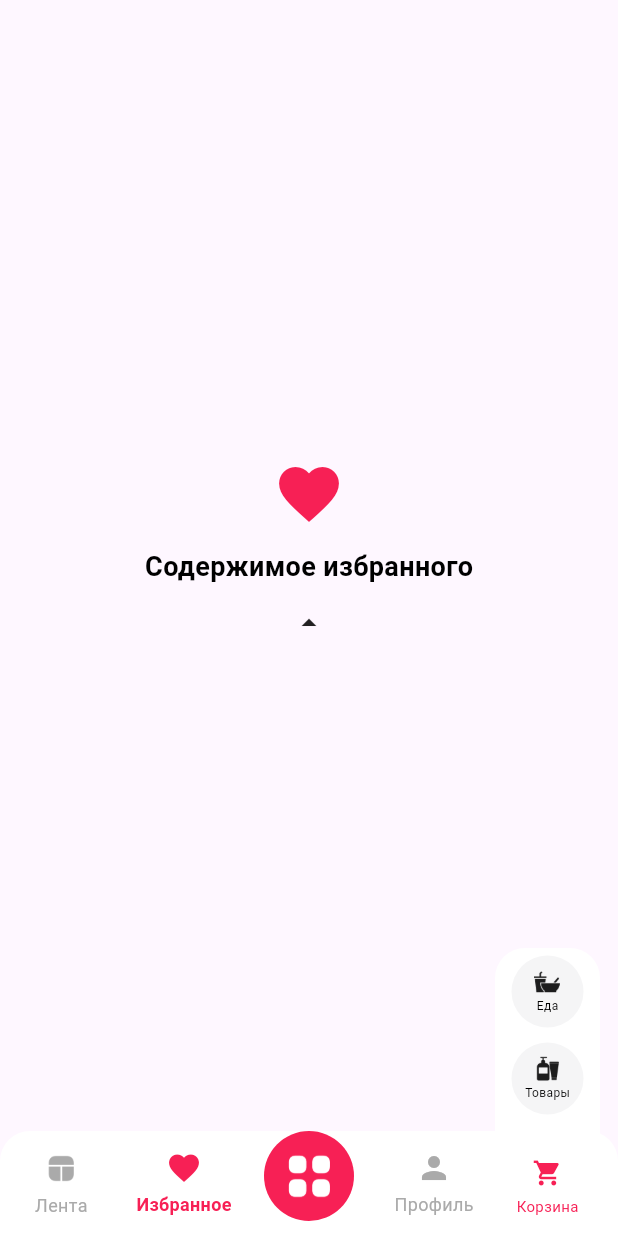
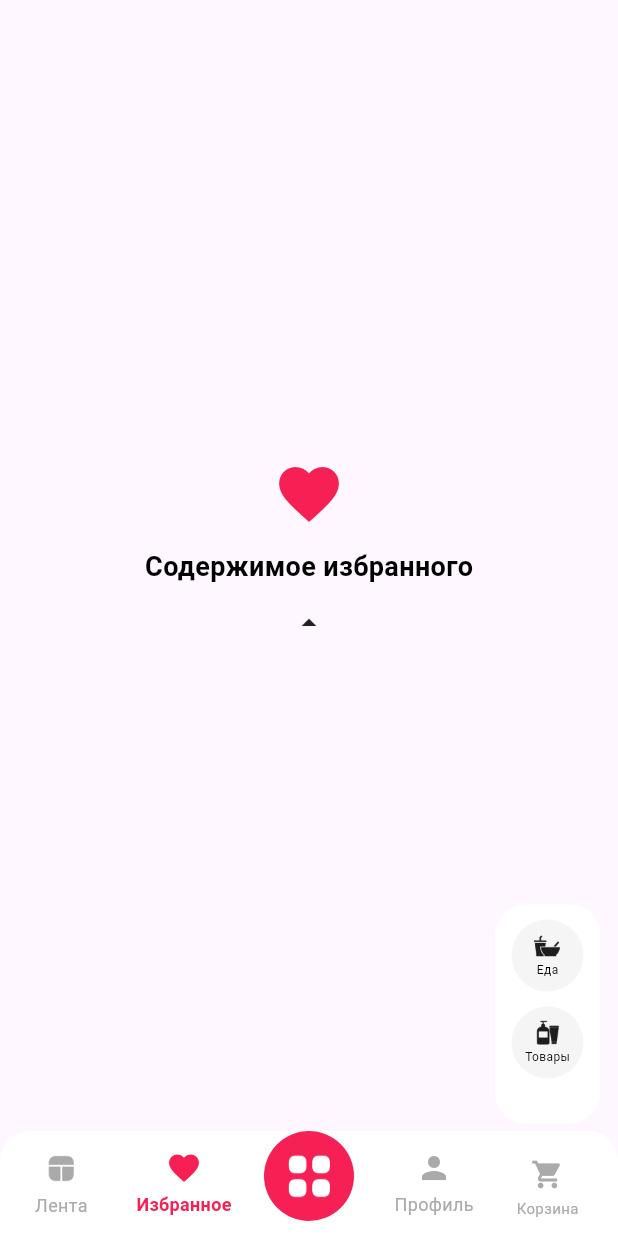
Before and after one commit to Nurtilekb/malina_ui, a Flutter app: the screen it shows after launch, item 2 of the bottom bar chosen, after a tap on "Корзина", on a phone screen of 412 x 824 dp. Run offline on Flutter 3.47's test engine with Material 3 defaults, Android fonts, the phone set to English and light mode, and no system bars; missing offline and left inert: ai_barcode_scanner.

Commit message:
refactor: enhance AnimatedCartButton overlay functionality and simplify layout

```diff
--- a/lib/screens/button_showing.dart
+++ b/lib/screens/button_showing.dart
@@ -12,18 +12,77 @@ class AnimatedCartButton extends StatefulWidget {
 
 class _AnimatedCartButtonState extends State<AnimatedCartButton> {
   bool _isExpanded = false;
+  OverlayEntry? _overlayEntry;
 
   void _toggle() {
+    if (_isExpanded) {
+      _removeOverlay();
+    } else {
+      _showOverlay();
+    }
     setState(() {
       _isExpanded = !_isExpanded;
     });
   }
 
+  void _showOverlay() {
+    _overlayEntry = OverlayEntry(
+      builder: (context) => GestureDetector(
+        onTap: _toggle,
+        behavior: HitTestBehavior.opaque,
+        child: Stack(
+          children: [
+            Positioned.fill(child: Container(color: Colors.transparent)),
+
+            Positioned(
+              right: 12,
+              bottom: 75,
+              child: Material(
+                color: Colors.transparent,
+                child: Container(
+                  width: 70,
+                  padding: const EdgeInsets.symmetric(vertical: 10),
+                  decoration: BoxDecoration(
+                    color: Colors.white,
+                    borderRadius: BorderRadius.circular(20),
+                  ),
+                  child: Column(
+                    mainAxisSize: MainAxisSize.min,
+                    children: [
+                      _CartOption(
+                        icon: 'assets/icons/food.png',
+                        title: 'Еда',
+                        onTap: _openFood,
+                      ),
+                      const SizedBox(height: 10),
+                      _CartOption(
+                        icon: 'assets/icons/cosmetic.png',
+                        title: 'Товары',
+                        onTap: _openProducts,
+                      ),
+                      const SizedBox(height: 20),
+                    ],
+                  ),
+                ),
+              ),
+            ),
+          ],
+        ),
+      ),
+    );
+    Overlay.of(context).insert(_overlayEntry!);
+  }
+
+  void _removeOverlay() {
+    _overlayEntry?.remove();
+    _overlayEntry = null;
+  }
+
   void _openFood() {
+    _removeOverlay();
     setState(() {
       _isExpanded = false;
     });
-
     Navigator.push(
       context,
       MaterialPageRoute(builder: (_) => ShoppingCartScreen(isItFood: true)),
@@ -31,10 +90,10 @@ class _AnimatedCartButtonState extends State<AnimatedCartButton> {
   }
 
   void _openProducts() {
+    _removeOverlay();
     setState(() {
       _isExpanded = false;
     });
-
     Navigator.push(
       context,
       MaterialPageRoute(builder: (_) => ShoppingCartScreen(isItFood: null)),
@@ -42,59 +101,23 @@ class _AnimatedCartButtonState extends State<AnimatedCartButton> {
   }
 
   @override
+  void dispose() {
+    _removeOverlay();
+    super.dispose();
+  }
+
+  @override
   Widget build(BuildContext context) {
     return GestureDetector(
       onTap: _toggle,
-      child: AnimatedContainer(
-        duration: const Duration(milliseconds: 250),
-        curve: Curves.easeOutCubic,
+      child: Container(
         width: 70,
-        height: _isExpanded ? 190 : 60,
-        padding: const EdgeInsets.symmetric(vertical: 5),
+        height: 60,
         decoration: BoxDecoration(
           color: Colors.white,
-          borderRadius: BorderRadius.circular(_isExpanded ? 20 : 15),
+          borderRadius: BorderRadius.circular(15),
         ),
-        child: SingleChildScrollView(
-          physics: const NeverScrollableScrollPhysics(),
-          child: _isExpanded
-              ? Column(
-                  mainAxisAlignment: MainAxisAlignment.center,
-                  mainAxisSize: MainAxisSize.min,
-                  children: [
-                    _CartOption(
-                      icon: 'assets/icons/food.png',
-                      title: 'Еда',
-                      onTap: _openFood,
-                    ),
-
-                    const SizedBox(height: 10),
-
-                    _CartOption(
-                      icon: 'assets/icons/cosmetic.png',
-                      title: 'Товары',
-                      onTap: _openProducts,
-                    ),
-
-                    const SizedBox(height: 29),
-
-                    const Icon(
-                      Icons.shopping_cart,
-                      size: 20,
-                      color: const Color(0xFFF72055),
-                    ),
-
-                    const SizedBox(height: 5),
-                    Text(
-                      'Корзина',
-                      style: TextStyle(
-                        fontSize: 10,
-                        color: const Color(0xFFF72055),
-                      ),
-                    ),
-                  ],
-                )
-              : Column(
+        child: Column(
           mainAxisAlignment: MainAxisAlignment.center,
           children: [
             Icon(
@@ -104,9 +127,7 @@ class _AnimatedCartButtonState extends State<AnimatedCartButton> {
                   ? const Color(0xFFF72055)
                   : const Color(0xffAAAAAA),
             ),
-
             const SizedBox(height: 4),
-
             Text(
               'Корзина',
               style: TextStyle(
@@ -117,7 +138,6 @@ class _AnimatedCartButtonState extends State<AnimatedCartButton> {
               ),
             ),
           ],
-                ),
         ),
       ),
     );
```
Lines whose indentation alone changed are shown as unchanged.
